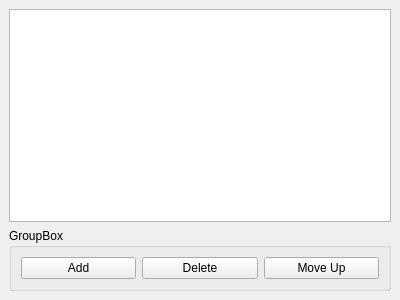
mattjr/benthicQT, file app/widget/SavedCameraWidget.ui: the form before one commit.
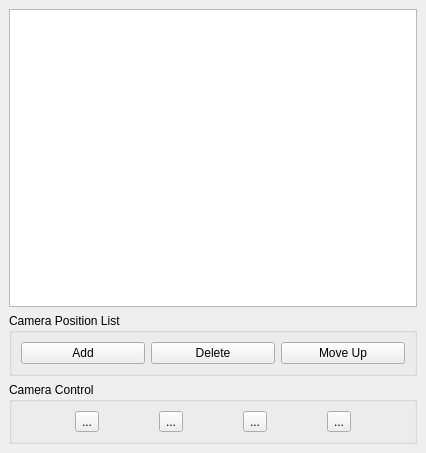
The form after the commit. Icons and pictures are not drawn.

Commit message: broken stop start for record

```diff
--- a/app/widget/SavedCameraWidget.ui
+++ b/app/widget/SavedCameraWidget.ui
@@ -6,8 +6,8 @@
    <rect>
     <x>0</x>
     <y>0</y>
-    <width>400</width>
-    <height>300</height>
+    <width>426</width>
+    <height>453</height>
    </rect>
   </property>
   <property name="floating">
@@ -27,7 +27,7 @@
     <item>
      <widget class="QGroupBox" name="groupBox">
       <property name="title">
-       <string>GroupBox</string>
+       <string>Camera Position List</string>
       </property>
       <layout class="QHBoxLayout" name="horizontalLayout">
        <item>
@@ -54,6 +54,55 @@
       </layout>
      </widget>
     </item>
+    <item>
+     <widget class="QGroupBox" name="groupBox_2">
+      <property name="title">
+       <string>Camera Control</string>
+      </property>
+      <layout class="QHBoxLayout" name="horizontalLayout_2">
+       <item>
+        <widget class="QToolButton" name="cameraPlayButton">
+         <property name="text">
+          <string>...</string>
+         </property>
+         <property name="icon">
+          <iconset resource="../../Resources.qrc">
+           <normaloff>:/images/images/media-playback-start.png</normaloff>:/images/images/media-playback-start.png</iconset>
+         </property>
+        </widget>
+       </item>
+       <item>
+        <widget class="QToolButton" name="cameraPauseButton">
+         <property name="text">
+          <string>...</string>
+         </property>
+         <property name="icon">
+          <iconset resource="../../Resources.qrc">
+           <normaloff>:/images/images/media-playback-pause.png</normaloff>:/images/images/media-playback-pause.png</iconset>
+         </property>
+        </widget>
+       </item>
+       <item>
+        <widget class="QToolButton" name="cameraStopButton">
+         <property name="text">
+          <string>...</string>
+         </property>
+         <property name="icon">
+          <iconset resource="../../Resources.qrc">
+           <normaloff>:/images/images/media-playback-stop.png</normaloff>:/images/images/media-playback-stop.png</iconset>
+         </property>
+        </widget>
+       </item>
+       <item>
+        <widget class="QToolButton" name="toolButton">
+         <property name="text">
+          <string>...</string>
+         </property>
+        </widget>
+       </item>
+      </layout>
+     </widget>
+    </item>
    </layout>
   </widget>
  </widget>
```
Left out of the diff: 4 changed lines with no effect on the pictures. The commit also changes 6 other files.
